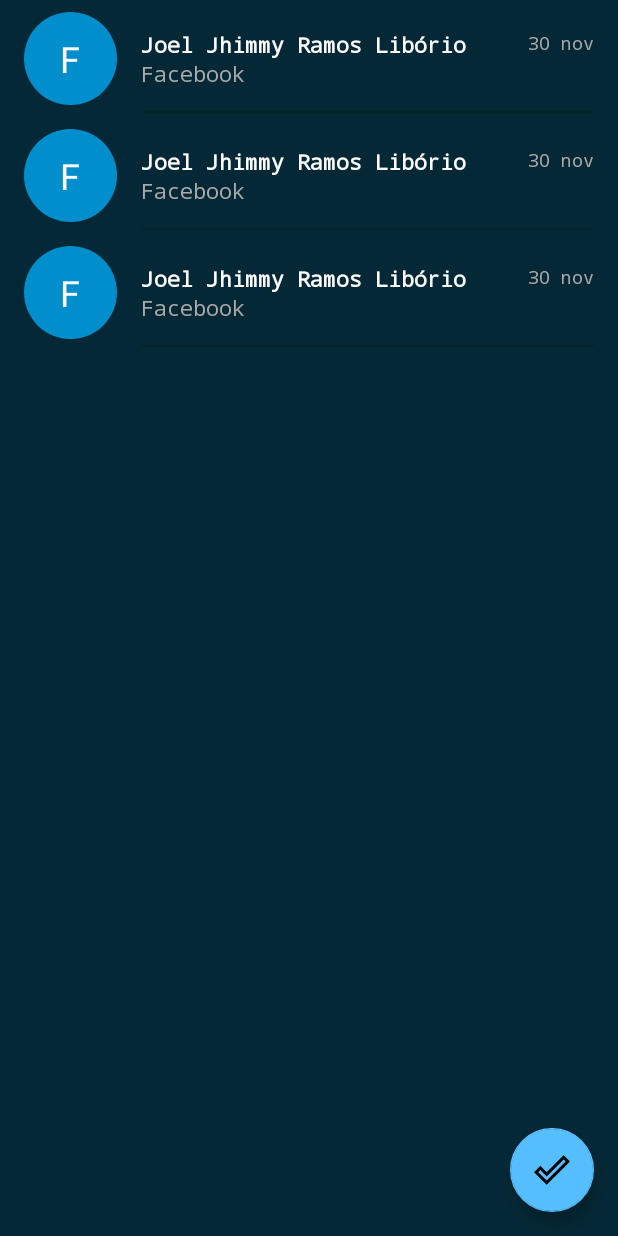
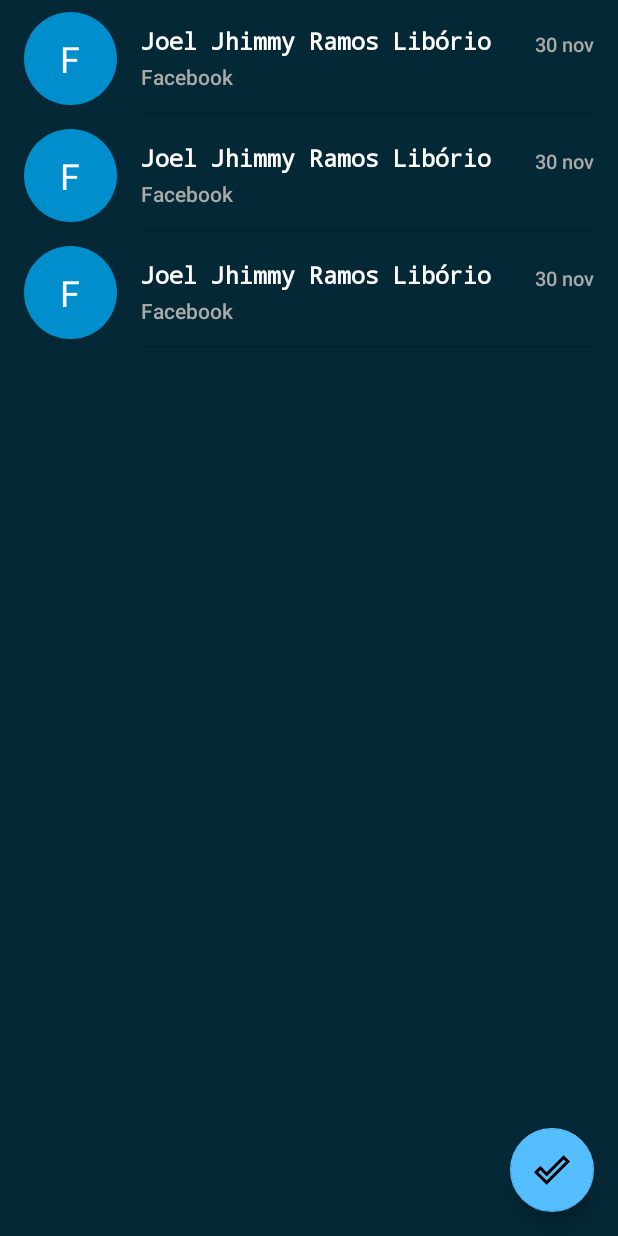
Before and after one commit to JhimmyLiborio/ebd-ibjo, an Android app: the layout fragment_fragment_chamada.xml on its own in the app's theme, with its tools: preview values and no code run, on a phone screen of 412 x 824 dp. Run offline under Robolectric (Android 15) with nearby library versions, the phone set to English and light mode, and no system bars.

Commit message:
lista com multiselecao

```diff
--- /dev/null
+++ b/app/src/main/res/drawable/customizado_ripple.xml
@@ -0,0 +1,10 @@
+<?xml version="1.0" encoding="utf-8"?>
+<ripple xmlns:android="http://schemas.android.com/apk/res/android"
+    android:color="@color/cardview_light_background" >
+
+    <item
+        android:id="@android:id/mask"
+        android:drawable="@android:color/white" />
+
+
+</ripple>
--- a/app/src/main/res/layout/aluno_item_lista.xml
+++ b/app/src/main/res/layout/aluno_item_lista.xml
@@ -4,7 +4,8 @@
     android:id="@+id/relativeLista"
     android:layout_width="match_parent"
     android:layout_height="78dp"
-    android:minHeight="78dp">
+    android:minHeight="78dp"
+    android:background="@drawable/customizado_ripple">
 
     <TextView
         android:id="@+id/textIcon"
@@ -13,7 +14,7 @@
         tools:text="F"
         android:textSize="24sp"
         android:textColor="@android:color/white"
-
+        android:typeface="sans"
 
         android:gravity="center"
         android:layout_marginStart="16dp"
@@ -29,12 +30,13 @@
         android:textColor="@android:color/white"
         android:ellipsize="marquee"
         android:singleLine="true"
-        android:textSize="14sp"
+        android:textSize="16sp"
         android:textStyle="bold"
         android:typeface="monospace"
 
         android:layout_marginStart="16dp"
-        android:layout_marginTop="12dp"
+        android:layout_marginEnd="8dp"
+        android:layout_marginTop="8dp"
         android:layout_toEndOf="@+id/textIcon"
         android:layout_alignTop="@+id/textIcon"
         android:layout_toStartOf="@+id/textData"/>
@@ -47,10 +49,13 @@
         android:singleLine="true"
         android:ellipsize="marquee"
         android:textSize="14sp"
-        android:typeface="monospace"
+        android:typeface="sans"
+        android:fontFamily="sans-serif-medium"
         android:textColor="@android:color/darker_gray"
         android:layout_marginStart="16dp"
-        android:layout_marginBottom="3dp"
+        android:layout_marginEnd="8dp"
+        android:layout_marginTop="3dp"
+        android:layout_marginBottom="14dp"
         android:layout_below="@+id/textNome"
         android:layout_toEndOf="@+id/textIcon"
         android:layout_toStartOf="@+id/textData"/>
@@ -61,8 +66,9 @@
         android:layout_height="wrap_content"
         tools:text="30 nov"
         android:ellipsize="marquee"
-        android:textSize="12sp"
-        android:typeface="monospace"
+        android:textSize="13sp"
+        android:typeface="sans"
+        android:fontFamily="sans-serif-medium"
         android:textColor="@android:color/darker_gray"
         android:layout_marginTop="12dp"
         android:layout_marginEnd="16dp"
@@ -73,7 +79,6 @@
         android:id="@+id/divider"
         android:layout_width="match_parent"
         android:layout_height="1dp"
-        android:layout_marginTop="12dp"
         android:layout_marginStart="16dp"
         android:layout_marginEnd="16dp"
         android:layout_toEndOf="@+id/textIcon"
--- a/app/src/main/res/values/colors.xml
+++ b/app/src/main/res/values/colors.xml
@@ -15,4 +15,8 @@
     <color name="secondaryTextColor">#000000</color>
 
     <color name="terciarioPrimaryColor">#bdbdbd</color>
+
+    <color name="background_app">#052836</color>
+    <color name="divider">#707070</color>
+
 </resources>
```
Also changed, not shown: app/src/main/java/com/registro/componentes/ibjo/ListaAlunosAdapter.java (+51 -12 lines), app/src/main/java/com/registro/componentes/ibjo/entidade/Aluno.java (+9 -0 lines), app/src/main/res/layout/fragment_fragment_cadastro.xml (+14 -15 lines).
